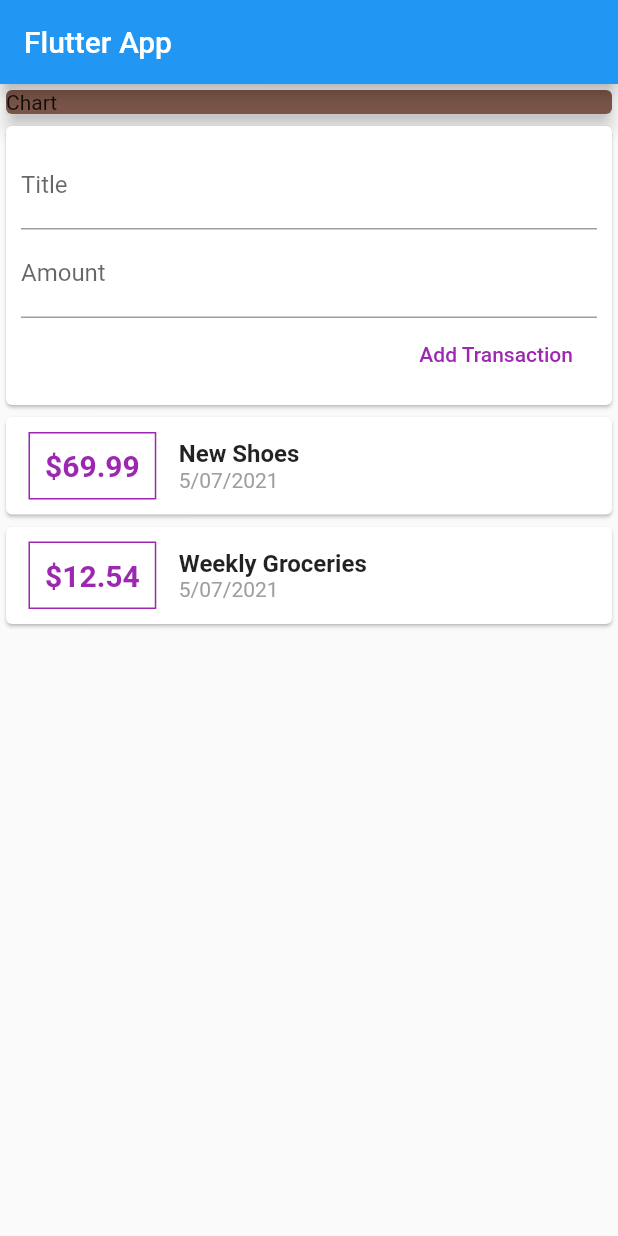
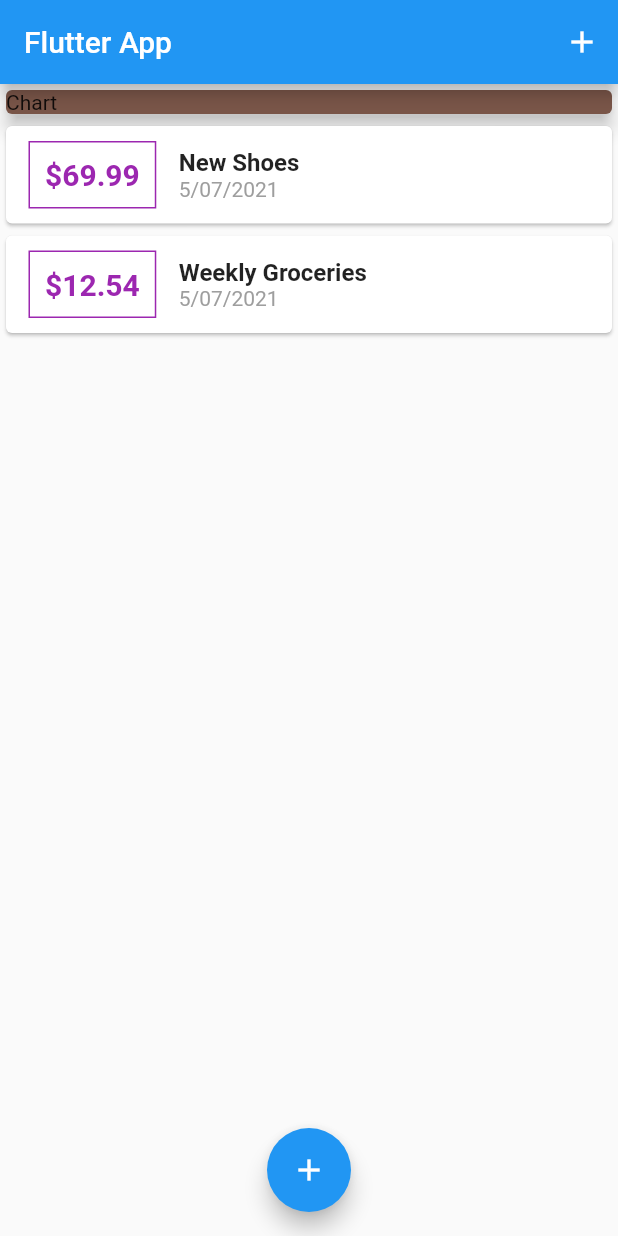
Before and after one commit to sahyun1/expanse_planner, a Flutter app: the screen it shows after launch, on a phone screen of 412 x 824 dp. Run offline on Flutter 3.47's test engine with Material 2 defaults, Android fonts, the phone set to English and light mode, and no system bars.

Commit message:
add floating action button, got rid of user_transactions.dart and lift it up to main.dart

```diff
--- a/lib/main.dart
+++ b/lib/main.dart
@@ -1,4 +1,6 @@
-import './widgets/user_transactions.dart';
+import './widgets/new_transaction.dart';
+import './models/transaction.dart';
+import './widgets/transaction_list.dart';
 import 'package:flutter/material.dart';
 
 void main() => runApp(MyApp());
@@ -13,12 +15,50 @@ class MyApp extends StatelessWidget {
   }
 }
 
-class MyHomePage extends StatelessWidget {
+class MyHomePage extends StatefulWidget {
+  @override
+  _MyHomePageState createState() => _MyHomePageState();
+}
+
+class _MyHomePageState extends State<MyHomePage> {
+  final List<Transaction> _userTransactions = [
+    Transaction(
+        id: 't1', title: 'New Shoes', amount: 69.99, date: DateTime.now()),
+    Transaction(
+        id: 't2',
+        title: 'Weekly Groceries',
+        amount: 12.54,
+        date: DateTime.now())
+  ];
+
+  void _addNewTransaction(String title, double amount) {
+    setState(() {
+      _userTransactions.add(Transaction(
+          id: DateTime.now().toString(),
+          title: title,
+          amount: amount,
+          date: DateTime.now()));
+    });
+  }
+
+  void startAddNewTransaction(BuildContext ctx) {
+    showModalBottomSheet(
+        context: ctx,
+        builder: (_) {
+          return NewTransaction(_addNewTransaction);
+        });
+  }
+
   @override
   Widget build(BuildContext context) {
     return Scaffold(
       appBar: AppBar(
         title: Text('Flutter App'),
+        actions: [
+          IconButton(
+              onPressed: () => startAddNewTransaction(context),
+              icon: Icon(Icons.add))
+        ],
       ),
       body: Column(
         // mainAxisAlignment: MainAxisAlignment.spaceAround,
@@ -32,9 +72,14 @@ class MyHomePage extends StatelessWidget {
               elevation: 5,
             ),
           ),
-          UserTransactions()
+          TransactionList(_userTransactions)
         ],
       ),
+      floatingActionButton: FloatingActionButton(
+        child: Icon(Icons.add),
+        onPressed: () => startAddNewTransaction(context),
+      ),
+      floatingActionButtonLocation: FloatingActionButtonLocation.centerFloat,
     );
   }
 }
--- a/lib/widgets/transaction_list.dart
+++ b/lib/widgets/transaction_list.dart
@@ -10,7 +10,7 @@ class TransactionList extends StatelessWidget {
   @override
   Widget build(BuildContext context) {
     return Container(
-        height: 400,
+        height: 300,
         child: ListView.builder(
             itemBuilder: (context, index) {
               return Card(
@@ -23,7 +23,7 @@ class TransactionList extends StatelessWidget {
                             border: Border.all(color: Colors.purple)),
                         padding: EdgeInsets.all(10),
                         child: Text(
-                          '\$${_transactions[index].amount}',
+                          '\$${_transactions[index].amount.toStringAsFixed(2)}',
                           style: TextStyle(
                               fontWeight: FontWeight.bold,
                               fontSize: 20,
--- a/lib/widgets/user_transactions.dart
+++ b/lib/widgets/user_transactions.dart
@@ -11,26 +11,7 @@ class UserTransactions extends StatefulWidget {
 }
 
 class _UserTransactionsState extends State<UserTransactions> {
-  final List<Transaction> _userTransactions = [
-    Transaction(
-        id: 't1', title: 'New Shoes', amount: 69.99, date: DateTime.now()),
-    Transaction(
-        id: 't2',
-        title: 'Weekly Groceries',
-        amount: 12.54,
-        date: DateTime.now())
-  ];
 
-  void _addNewTransaction(String title, String amount) {
-    final amountInDouble = double.parse(amount);
-    setState(() {
-      _userTransactions.add(Transaction(
-          id: DateTime.now().toString(),
-          title: title,
-          amount: amountInDouble,
-          date: DateTime.now()));
-    });
-  }
 
   @override
   Widget build(BuildContext context) {
```
Also changed, not shown: lib/widgets/new_transaction.dart (+15 -7 lines).
